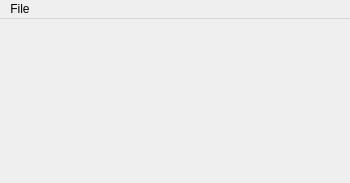
This is 2nd project/ui/mainFrame.ui in aitemrar-younes/PyQt_learning as Qt 5 draws it before an edit. The edited form follows.
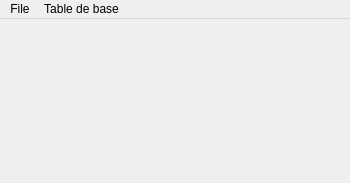
This is the edited form.

```diff
--- a/2nd project/ui/mainFrame.ui
+++ b/2nd project/ui/mainFrame.ui
@@ -31,12 +31,19 @@
    </property>
    <widget class="QMenu" name="menuFile">
     <property name="title">
-     <string>File</string>
+     <string>Table de base</string>
     </property>
     <addaction name="actionFournisseur"/>
     <addaction name="actionPole"/>
     <addaction name="actionItem"/>
    </widget>
+   <widget class="QMenu" name="menuFile_2">
+    <property name="title">
+     <string>File</string>
+    </property>
+    <addaction name="actionClose"/>
+   </widget>
+   <addaction name="menuFile_2"/>
    <addaction name="menuFile"/>
   </widget>
   <action name="actionFournisseur">
```
Left out of the diff: 21 changed lines with no effect on the pictures.
